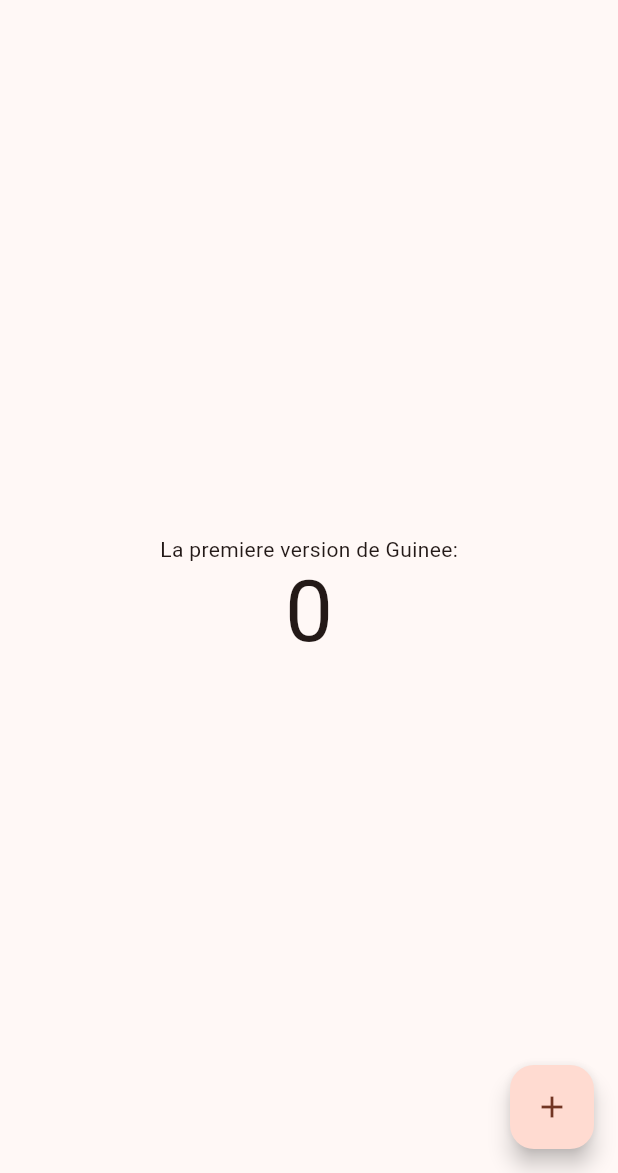
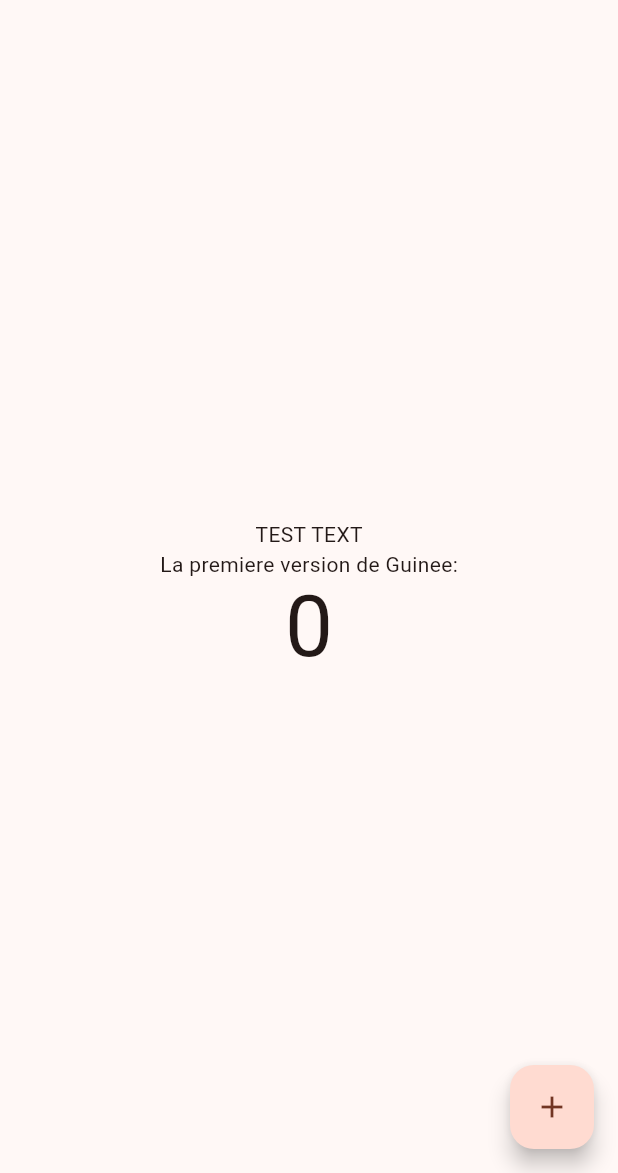
Before and after one commit to mobline/GuineeTontine, a Flutter app: the screen it shows after launch, on a phone screen of 412 x 824 dp, the part 63-1236 px from its top. Run offline on Flutter 3.47's test engine with Material 2 defaults, Android fonts, the phone set to English and light mode, and no system bars.

Commit message:
added test text

```diff
--- a/lib/main.dart
+++ b/lib/main.dart
@@ -97,6 +97,9 @@ class _MyHomePageState extends State<MyHomePage> {
           mainAxisAlignment: MainAxisAlignment.center,
           children: <Widget>[
             const Text(
+              'TEST TEXT',
+            ),
+            const Text(
               'La premiere version de Guinee:',
             ),
             Text(
```
